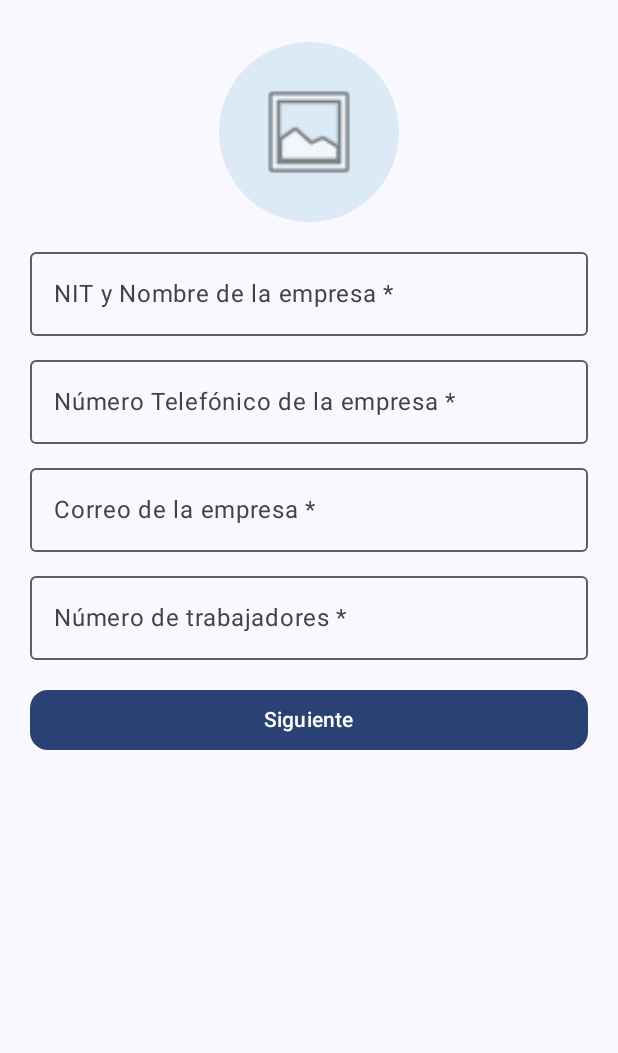
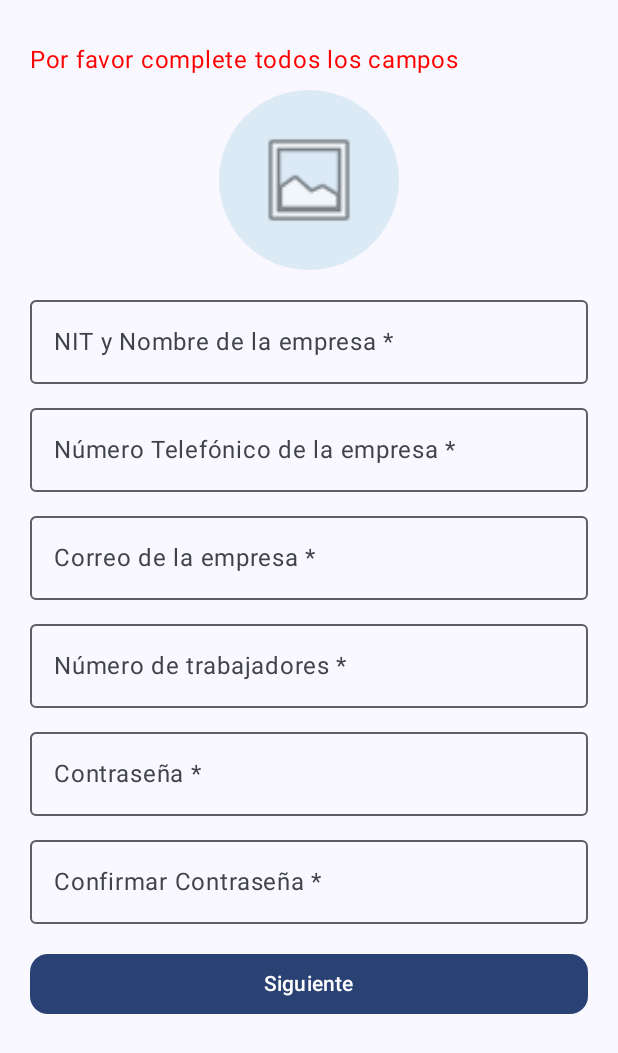
Before and after one commit to T-CristianG/UTrabajo-Modulo-3, an Android app built with Jetpack Compose: the RegisterCompanyScreen screen opened through its navigation route, after a tap on "Siguiente", on a phone screen of 412 x 824 dp. Shown: the top 1053 px of the screen. Run offline under Robolectric (Android 15) with nearby library versions, the phone set to English and light mode, and no system bars; our stand-ins replace Firebase (no records; nobody signed in at launch, a user with empty details on screens opened directly); 2 other taps on this screen came first.

Commit message:
Modificacion RegisterCOmpany agregacion del password

```diff
--- a/app/src/main/java/com/tab/utrabajo/presentation/screens/RegisterCompanyScreen.kt
+++ b/app/src/main/java/com/tab/utrabajo/presentation/screens/RegisterCompanyScreen.kt
@@ -7,12 +7,12 @@ import androidx.compose.material3.Text
 import androidx.compose.runtime.*
 import androidx.compose.ui.Modifier
 import androidx.compose.ui.graphics.Color
+import androidx.compose.ui.text.input.PasswordVisualTransformation
 import androidx.compose.ui.unit.dp
 import androidx.navigation.NavHostController
 import com.tab.utrabajo.FirebaseRepository
 import com.tab.utrabajo.presentation.components.CompanyAvatarField
 import com.tab.utrabajo.presentation.navigation.Screen
-
 
 @Composable
 fun RegisterCompanyScreen(navController: NavHostController) {
@@ -20,37 +20,136 @@ fun RegisterCompanyScreen(navController: NavHostController) {
     var phone by remember { mutableStateOf("") }
     var email by remember { mutableStateOf("") }
     var workers by remember { mutableStateOf("") }
+    var password by remember { mutableStateOf("") } // Nuevo campo
+    var confirmPassword by remember { mutableStateOf("") } // Nuevo campo
     var isLoading by remember { mutableStateOf(false) }
     var errorMessage by remember { mutableStateOf<String?>(null) }
 
-    Column(modifier = Modifier.fillMaxSize().padding(20.dp), verticalArrangement = Arrangement.Top) {
+    Column(
+        modifier = Modifier
+            .fillMaxSize()
+            .padding(20.dp),
+        verticalArrangement = Arrangement.Top
+    ) {
         Spacer(Modifier.height(8.dp))
-        errorMessage?.let { Text(text = it, color = Color.Red, modifier = Modifier.fillMaxWidth().padding(bottom = 8.dp)) }
+
+        errorMessage?.let {
+            Text(
+                text = it,
+                color = Color.Red,
+                modifier = Modifier
+                    .fillMaxWidth()
+                    .padding(bottom = 8.dp)
+            )
+        }
+
         CompanyAvatarField(enabled = !isLoading)
         Spacer(Modifier.height(12.dp))
 
-        OutlinedTextField(value = nit, onValueChange = { nit = it }, modifier = Modifier.fillMaxWidth(), label = { Text("NIT y Nombre de la empresa *") }, enabled = !isLoading)
+        OutlinedTextField(
+            value = nit,
+            onValueChange = { nit = it },
+            modifier = Modifier.fillMaxWidth(),
+            label = { Text("NIT y Nombre de la empresa *") },
+            enabled = !isLoading
+        )
         Spacer(Modifier.height(8.dp))
-        OutlinedTextField(value = phone, onValueChange = { phone = it }, modifier = Modifier.fillMaxWidth(), label = { Text("Número Telefónico de la empresa *") }, enabled = !isLoading)
+
+        OutlinedTextField(
+            value = phone,
+            onValueChange = { phone = it },
+            modifier = Modifier.fillMaxWidth(),
+            label = { Text("Número Telefónico de la empresa *") },
+            enabled = !isLoading
+        )
         Spacer(Modifier.height(8.dp))
-        OutlinedTextField(value = email, onValueChange = { email = it }, modifier = Modifier.fillMaxWidth(), label = { Text("Correo de la empresa *") }, enabled = !isLoading)
+
+        OutlinedTextField(
+            value = email,
+            onValueChange = { email = it },
+            modifier = Modifier.fillMaxWidth(),
+            label = { Text("Correo de la empresa *") },
+            enabled = !isLoading
+        )
         Spacer(Modifier.height(8.dp))
-        OutlinedTextField(value = workers, onValueChange = { workers = it }, modifier = Modifier.fillMaxWidth(), label = { Text("Número de trabajadores *") }, enabled = !isLoading)
+
+        OutlinedTextField(
+            value = workers,
+            onValueChange = { workers = it },
+            modifier = Modifier.fillMaxWidth(),
+            label = { Text("Número de trabajadores *") },
+            enabled = !isLoading
+        )
+
+        // Campos de contraseña agregados
+        Spacer(Modifier.height(8.dp))
+        OutlinedTextField(
+            value = password,
+            onValueChange = { password = it },
+            modifier = Modifier.fillMaxWidth(),
+            label = { Text("Contraseña *") },
+            visualTransformation = PasswordVisualTransformation(),
+            enabled = !isLoading
+        )
+
+        Spacer(Modifier.height(8.dp))
+        OutlinedTextField(
+            value = confirmPassword,
+            onValueChange = { confirmPassword = it },
+            modifier = Modifier.fillMaxWidth(),
+            label = { Text("Confirmar Contraseña *") },
+            visualTransformation = PasswordVisualTransformation(),
+            enabled = !isLoading
+        )
+
         Spacer(Modifier.height(16.dp))
 
-        Button(onClick = {
-            if (nit.isBlank() || phone.isBlank() || email.isBlank() || workers.isBlank()) { /* error */ return@Button }
-            if (!android.util.Patterns.EMAIL_ADDRESS.matcher(email).matches()) { /* error */ return@Button }
+        Button(
+            onClick = {
+                // Validaciones actualizadas
+                if (nit.isBlank() || phone.isBlank() || email.isBlank() || workers.isBlank() || password.isBlank() || confirmPassword.isBlank()) {
+                    errorMessage = "Por favor complete todos los campos"
+                    return@Button
+                }
+
+                if (!android.util.Patterns.EMAIL_ADDRESS.matcher(email).matches()) {
+                    errorMessage = "Por favor ingrese un correo electrónico válido"
+                    return@Button
+                }
+
+                if (password != confirmPassword) {
+                    errorMessage = "Las contraseñas no coinciden"
+                    return@Button
+                }
+
+                if (password.length < 6) {
+                    errorMessage = "La contraseña debe tener al menos 6 caracteres"
+                    return@Button
+                }
+
                 isLoading = true
+                errorMessage = null
+
                 FirebaseRepository.getInstance().registerCompany(
                     nit = nit.trim(),
                     phone = phone.trim(),
                     email = email.trim(),
                     workers = workers.trim(),
-                onSuccess = { isLoading = false; navController.navigate(Screen.CompanyRepInfo.route) },
-                onError = { _ -> isLoading = false /* error */ }
+                    password = password, // Nuevo parámetro
+                    onSuccess = {
+                        isLoading = false
+                        navController.navigate(Screen.CompanyRepInfo.route)
+                    },
+                    onError = { error ->
+                        isLoading = false
+                        errorMessage = error
+                    }
                 )
-        }, modifier = Modifier.fillMaxWidth(), shape = androidx.compose.foundation.shape.RoundedCornerShape(12.dp), enabled = !isLoading) {
+            },
+            modifier = Modifier.fillMaxWidth(),
+            shape = androidx.compose.foundation.shape.RoundedCornerShape(12.dp),
+            enabled = !isLoading
+        ) {
             if (isLoading) Text("Registrando...") else Text("Siguiente")
         }
     }
```
Also changed, not shown: app/src/main/java/com/tab/utrabajo/FirebaseRepository.kt (+58 -23 lines), app/src/main/java/com/tab/utrabajo/presentation/screens/CompanyDocumentsUploadScreen.kt (+31 -16 lines). Lines whose indentation alone changed are shown as unchanged.
